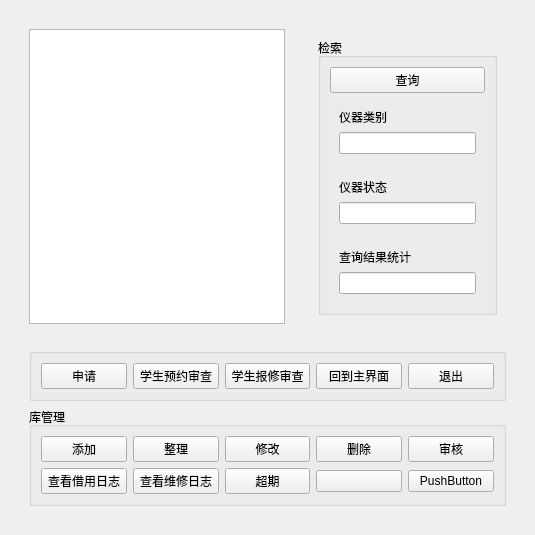
Above: view/equipmentManage/equipment_home.ui from JunWang666/LabNexus before the change. Below: the same form after it.
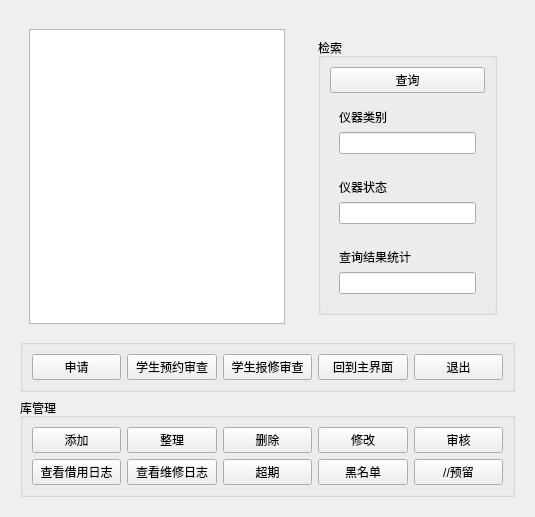
That is the form after the change.

Commit message: ui完成，有窗口创建的问题

The edit to the form file:
```diff
--- a/view/equipmentManage/equipment_home.ui
+++ b/view/equipmentManage/equipment_home.ui
@@ -7,7 +7,7 @@
     <x>0</x>
     <y>0</y>
     <width>535</width>
-    <height>476</height>
+    <height>492</height>
    </rect>
   </property>
   <property name="windowTitle">
@@ -23,141 +23,6 @@
       <enum>QFrame::Shadow::Plain</enum>
      </property>
      <layout class="QGridLayout" name="gridLayout">
-      <item row="1" column="0">
-       <widget class="QFrame" name="frame_2">
-        <property name="frameShape">
-         <enum>QFrame::Shape::NoFrame</enum>
-        </property>
-        <property name="frameShadow">
-         <enum>QFrame::Shadow::Plain</enum>
-        </property>
-        <layout class="QVBoxLayout" name="verticalLayout">
-         <item>
-          <widget class="QGroupBox" name="alluser">
-           <property name="title">
-            <string/>
-           </property>
-           <layout class="QHBoxLayout" name="horizontalLayout">
-            <item>
-             <widget class="QPushButton" name="toapply">
-              <property name="text">
-               <string>申请</string>
-              </property>
-             </widget>
-            </item>
-            <item>
-             <widget class="QPushButton" name="stuexam">
-              <property name="text">
-               <string>学生预约审查</string>
-              </property>
-             </widget>
-            </item>
-            <item>
-             <widget class="QPushButton" name="adfix">
-              <property name="text">
-               <string>学生报修审查</string>
-              </property>
-             </widget>
-            </item>
-            <item>
-             <widget class="QPushButton" name="zreturn">
-              <property name="text">
-               <string>回到主界面</string>
-              </property>
-             </widget>
-            </item>
-            <item>
-             <widget class="QPushButton" name="zclose">
-              <property name="text">
-               <string>退出</string>
-              </property>
-             </widget>
-            </item>
-           </layout>
-          </widget>
-         </item>
-         <item>
-          <widget class="QGroupBox" name="manager">
-           <property name="title">
-            <string>库管理</string>
-           </property>
-           <layout class="QGridLayout" name="gridLayout_4">
-            <item row="0" column="2">
-             <widget class="QPushButton" name="kchange">
-              <property name="text">
-               <string>修改</string>
-              </property>
-             </widget>
-            </item>
-            <item row="0" column="0">
-             <widget class="QPushButton" name="kadd">
-              <property name="text">
-               <string>添加</string>
-              </property>
-             </widget>
-            </item>
-            <item row="0" column="1">
-             <widget class="QPushButton" name="kreall">
-              <property name="text">
-               <string>整理</string>
-              </property>
-             </widget>
-            </item>
-            <item row="0" column="3">
-             <widget class="QPushButton" name="kdel">
-              <property name="text">
-               <string>删除</string>
-              </property>
-             </widget>
-            </item>
-            <item row="0" column="4">
-             <widget class="QPushButton" name="exam">
-              <property name="text">
-               <string>审核</string>
-              </property>
-             </widget>
-            </item>
-            <item row="1" column="0">
-             <widget class="QPushButton" name="pushButton">
-              <property name="text">
-               <string>查看借用日志</string>
-              </property>
-             </widget>
-            </item>
-            <item row="1" column="4">
-             <widget class="QPushButton" name="pushButton_2">
-              <property name="text">
-               <string>PushButton</string>
-              </property>
-             </widget>
-            </item>
-            <item row="1" column="1">
-             <widget class="QPushButton" name="pushButton_3">
-              <property name="text">
-               <string>查看维修日志</string>
-              </property>
-             </widget>
-            </item>
-            <item row="1" column="2">
-             <widget class="QPushButton" name="pushButton_4">
-              <property name="text">
-               <string>超期</string>
-              </property>
-             </widget>
-            </item>
-            <item row="1" column="3">
-             <widget class="QPushButton" name="pushButton_5">
-              <property name="text">
-               <string/>
-              </property>
-             </widget>
-            </item>
-           </layout>
-          </widget>
-         </item>
-        </layout>
-       </widget>
-      </item>
       <item row="0" column="0">
        <widget class="QFrame" name="frame_7">
         <property name="frameShape">
@@ -283,6 +148,129 @@
         </layout>
        </widget>
       </item>
+      <item row="1" column="0">
+       <widget class="QGroupBox" name="alluser">
+        <property name="title">
+         <string/>
+        </property>
+        <layout class="QHBoxLayout" name="horizontalLayout">
+         <item>
+          <widget class="QPushButton" name="toapply">
+           <property name="text">
+            <string>申请</string>
+           </property>
+          </widget>
+         </item>
+         <item>
+          <widget class="QPushButton" name="stuexam">
+           <property name="text">
+            <string>学生预约审查</string>
+           </property>
+          </widget>
+         </item>
+         <item>
+          <widget class="QPushButton" name="adfix">
+           <property name="text">
+            <string>学生报修审查</string>
+           </property>
+          </widget>
+         </item>
+         <item>
+          <widget class="QPushButton" name="zreturn">
+           <property name="text">
+            <string>回到主界面</string>
+           </property>
+          </widget>
+         </item>
+         <item>
+          <widget class="QPushButton" name="zclose">
+           <property name="text">
+            <string>退出</string>
+           </property>
+          </widget>
+         </item>
+        </layout>
+       </widget>
+      </item>
+      <item row="2" column="0">
+       <widget class="QGroupBox" name="manager">
+        <property name="title">
+         <string>库管理</string>
+        </property>
+        <layout class="QGridLayout" name="gridLayout_4">
+         <item row="0" column="0">
+          <widget class="QPushButton" name="kadd">
+           <property name="text">
+            <string>添加</string>
+           </property>
+          </widget>
+         </item>
+         <item row="2" column="4">
+          <widget class="QPushButton" name="blacklist">
+           <property name="text">
+            <string>黑名单</string>
+           </property>
+          </widget>
+         </item>
+         <item row="0" column="1">
+          <widget class="QPushButton" name="kreall">
+           <property name="text">
+            <string>整理</string>
+           </property>
+          </widget>
+         </item>
+         <item row="0" column="3">
+          <widget class="QPushButton" name="kdel">
+           <property name="text">
+            <string>删除</string>
+           </property>
+          </widget>
+         </item>
+         <item row="0" column="4">
+          <widget class="QPushButton" name="kchange">
+           <property name="text">
+            <string>修改</string>
+           </property>
+          </widget>
+         </item>
+         <item row="0" column="5">
+          <widget class="QPushButton" name="kexam">
+           <property name="text">
+            <string>审核</string>
+           </property>
+          </widget>
+         </item>
+         <item row="2" column="0">
+          <widget class="QPushButton" name="kseeborrow">
+           <property name="text">
+            <string>查看借用日志</string>
+           </property>
+          </widget>
+         </item>
+         <item row="2" column="3">
+          <widget class="QPushButton" name="outdata">
+           <property name="text">
+            <string>超期</string>
+           </property>
+          </widget>
+         </item>
+         <item row="2" column="1">
+          <widget class="QPushButton" name="seefix">
+           <property name="text">
+            <string>查看维修日志</string>
+           </property>
+          </widget>
+         </item>
+         <item row="2" column="5">
+          <widget class="QPushButton" name="none">
+           <property name="text">
+            <string>//预留</string>
+           </property>
+          </widget>
+         </item>
+        </layout>
+       </widget>
+      </item>
      </layout>
     </widget>
    </item>
```
The commit also changes 3 other files.
